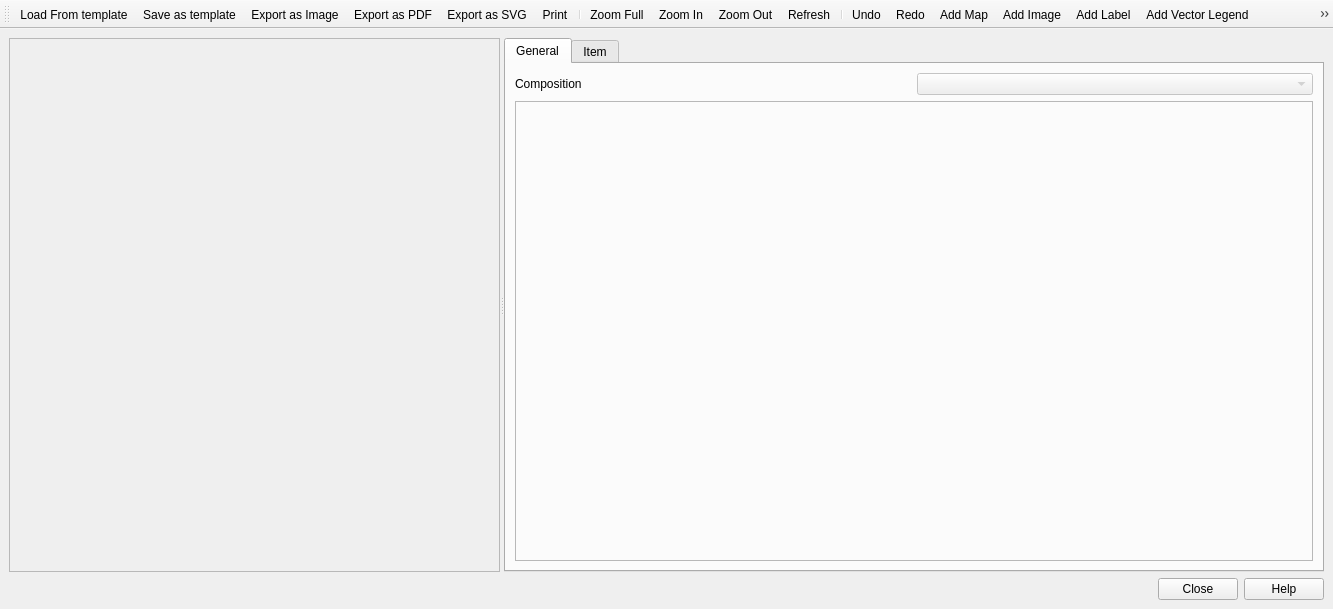
The window that src/ui/qgscomposerbase.ui (qgis/QGIS) describes before a commit, drawn with Qt 5.
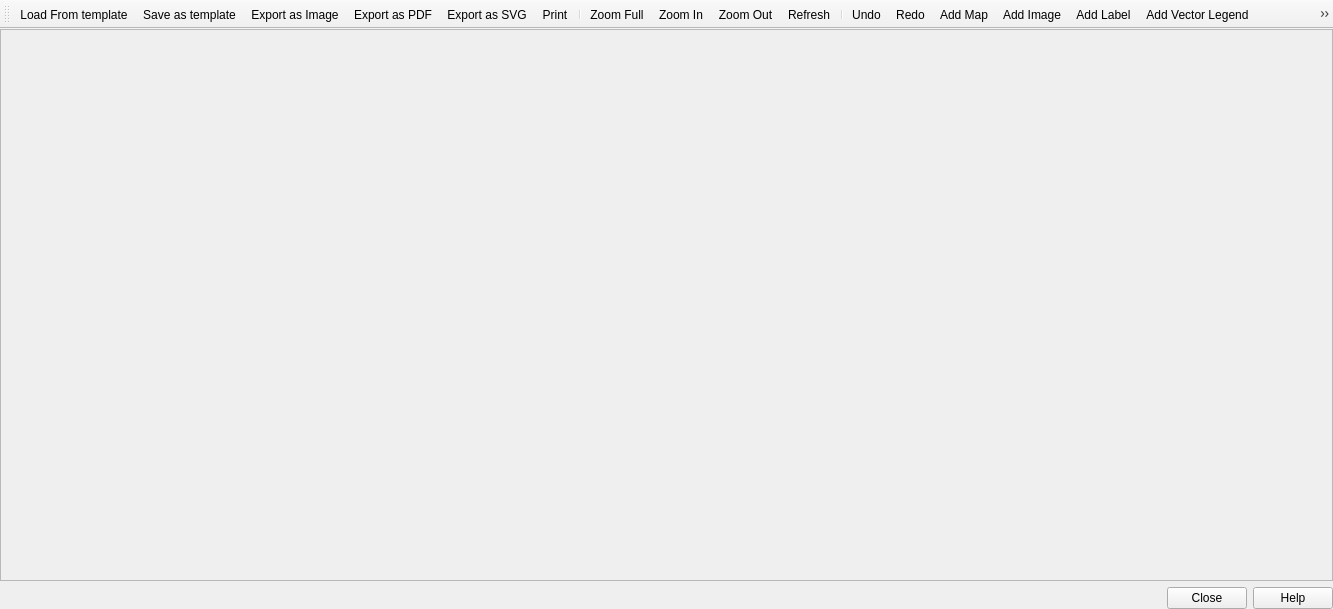
The same window after the commit. Icons and pictures are not drawn.

Commit message: Redesign composer; use dock widgets vs splitter; reduce scrolling in item widgets

The edit to the form file:
```diff
--- a/src/ui/qgscomposerbase.ui
+++ b/src/ui/qgscomposerbase.ui
@@ -20,117 +20,21 @@
    <property name="mouseTracking">
     <bool>true</bool>
    </property>
-   <layout class="QGridLayout" name="gridLayout_1">
+   <layout class="QGridLayout" name="gridLayout">
+    <property name="margin">
+     <number>0</number>
+    </property>
     <item row="0" column="0">
-     <widget class="QSplitter" name="mSplitter">
+     <widget class="QFrame" name="mViewFrame">
       <property name="mouseTracking">
        <bool>true</bool>
       </property>
-      <property name="orientation">
-       <enum>Qt::Horizontal</enum>
+      <property name="frameShape">
+       <enum>QFrame::StyledPanel</enum>
       </property>
-      <widget class="QFrame" name="mViewFrame">
-       <property name="mouseTracking">
-        <bool>true</bool>
-       </property>
-       <property name="frameShape">
-        <enum>QFrame::StyledPanel</enum>
-       </property>
-       <property name="frameShadow">
-        <enum>QFrame::Raised</enum>
-       </property>
-      </widget>
-      <widget class="QTabWidget" name="mOptionsTabWidget">
-       <property name="sizePolicy">
-        <sizepolicy hsizetype="Expanding" vsizetype="Expanding">
-         <horstretch>0</horstretch>
-         <verstretch>0</verstretch>
-        </sizepolicy>
-       </property>
-       <property name="minimumSize">
-        <size>
-         <width>150</width>
-         <height>10</height>
-        </size>
-       </property>
-       <property name="maximumSize">
-        <size>
-         <width>32767</width>
-         <height>32767</height>
-        </size>
-       </property>
-       <property name="currentIndex">
-        <number>0</number>
-       </property>
-       <widget class="QWidget" name="tab">
-        <attribute name="title">
-         <string>General</string>
-        </attribute>
-        <layout class="QGridLayout">
-         <property name="margin">
-          <number>9</number>
-         </property>
-         <property name="spacing">
-          <number>6</number>
-         </property>
-         <item row="1" column="0" colspan="2">
-          <widget class="QFrame" name="mCompositionOptionsFrame">
-           <property name="frameShape">
-            <enum>QFrame::StyledPanel</enum>
-           </property>
-           <property name="frameShadow">
-            <enum>QFrame::Raised</enum>
-           </property>
-          </widget>
-         </item>
-         <item row="0" column="1">
-          <widget class="QComboBox" name="mCompositionNameComboBox">
-           <property name="enabled">
-            <bool>false</bool>
-           </property>
-           <property name="sizePolicy">
-            <sizepolicy hsizetype="Expanding" vsizetype="Fixed">
-             <horstretch>0</horstretch>
-             <verstretch>0</verstretch>
-            </sizepolicy>
-           </property>
-          </widget>
-         </item>
-         <item row="0" column="0">
-          <widget class="QLabel" name="textLabel1">
-           <property name="sizePolicy">
-            <sizepolicy hsizetype="Expanding" vsizetype="Preferred">
-             <horstretch>0</horstretch>
-             <verstretch>0</verstretch>
-            </sizepolicy>
-           </property>
-           <property name="text">
-            <string>Composition</string>
-           </property>
-          </widget>
-         </item>
-        </layout>
-       </widget>
-       <widget class="QWidget" name="tab_2">
-        <attribute name="title">
-         <string>Item</string>
-        </attribute>
-        <layout class="QGridLayout">
-         <property name="margin">
-          <number>0</number>
-         </property>
-         <property name="spacing">
-          <number>6</number>
-         </property>
-         <item row="0" column="0">
-          <widget class="QStackedWidget" name="mItemStackedWidget">
-           <widget class="QWidget" name="page"/>
-           <widget class="QWidget" name="page_2"/>
-          </widget>
-         </item>
-        </layout>
-       </widget>
-      </widget>
+      <property name="frameShadow">
+       <enum>QFrame::Raised</enum>
+      </property>
      </widget>
     </item>
     <item row="1" column="0">
```
Left out of the diff: 49 changed lines with no effect on the pictures. The commit also changes 14 other files.
